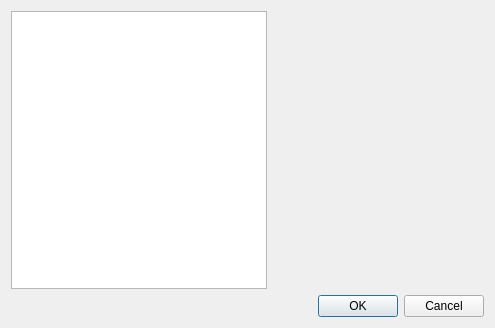
This is Editor/main_window/plugins/pge_editorplugininfo.ui in WohlSoft/Moondust-Project as Qt 5 draws it before an edit. The edited form follows.
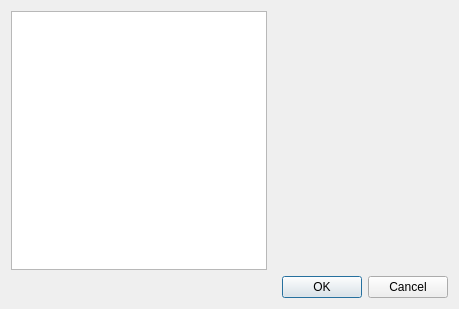
This is the edited form.

```diff
--- a/Editor/main_window/plugins/pge_editorplugininfo.ui
+++ b/Editor/main_window/plugins/pge_editorplugininfo.ui
@@ -6,16 +6,29 @@
    <rect>
     <x>0</x>
     <y>0</y>
-    <width>495</width>
-    <height>328</height>
+    <width>459</width>
+    <height>309</height>
    </rect>
   </property>
+  <property name="minimumSize">
+   <size>
+    <width>459</width>
+    <height>309</height>
+   </size>
+  </property>
   <property name="windowTitle">
    <string>Dialog</string>
   </property>
-  <layout class="QGridLayout" name="gridLayout">
+  <layout class="QGridLayout" name="gridLayout" columnstretch="10,90">
    <item row="0" column="0" rowspan="2">
-    <widget class="QListWidget" name="pluginList"/>
+    <widget class="QListWidget" name="pluginList">
+     <property name="sizePolicy">
+      <sizepolicy hsizetype="Minimum" vsizetype="Expanding">
+       <horstretch>0</horstretch>
+       <verstretch>0</verstretch>
+      </sizepolicy>
+     </property>
+    </widget>
    </item>
    <item row="1" column="1">
     <spacer name="horizontalSpacer">
@@ -27,20 +40,14 @@
      </property>
      <property name="sizeHint" stdset="0">
       <size>
-       <width>40</width>
-       <height>20</height>
+       <width>0</width>
+       <height>0</height>
       </size>
      </property>
     </spacer>
    </item>
    <item row="0" column="1">
     <widget class="QLabel" name="textInfo">
-     <property name="maximumSize">
-      <size>
-       <width>16777215</width>
-       <height>16777215</height>
-      </size>
-     </property>
      <property name="text">
       <string/>
      </property>
```
Left out of the diff: 2 changed lines with no effect on the pictures.
